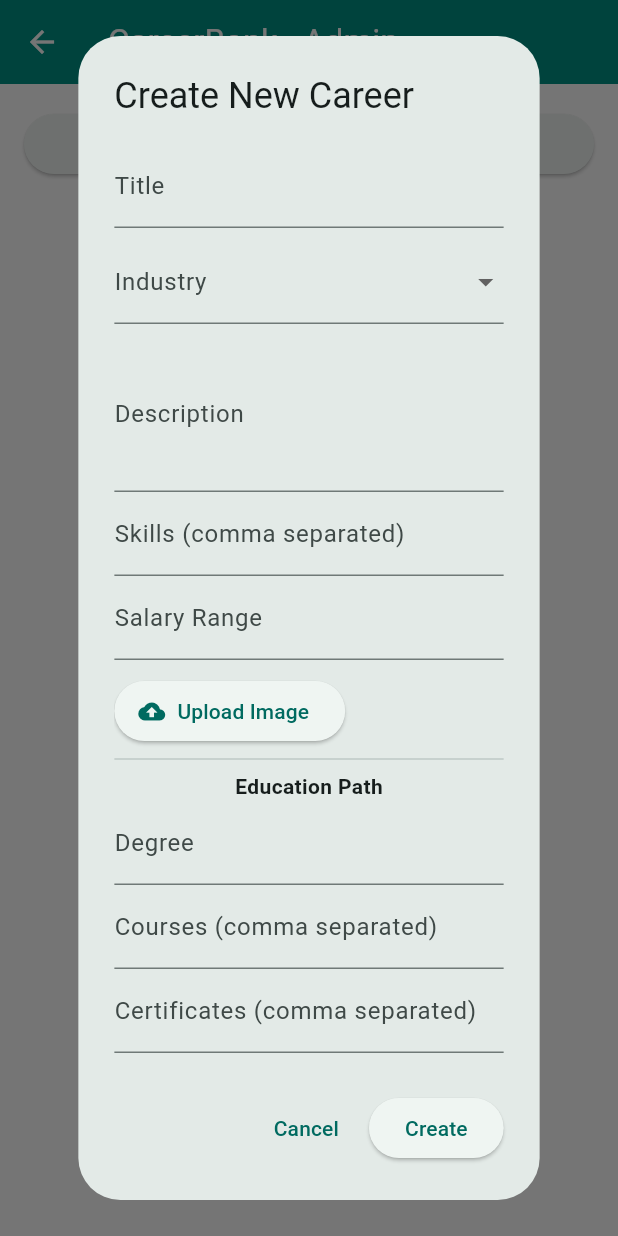
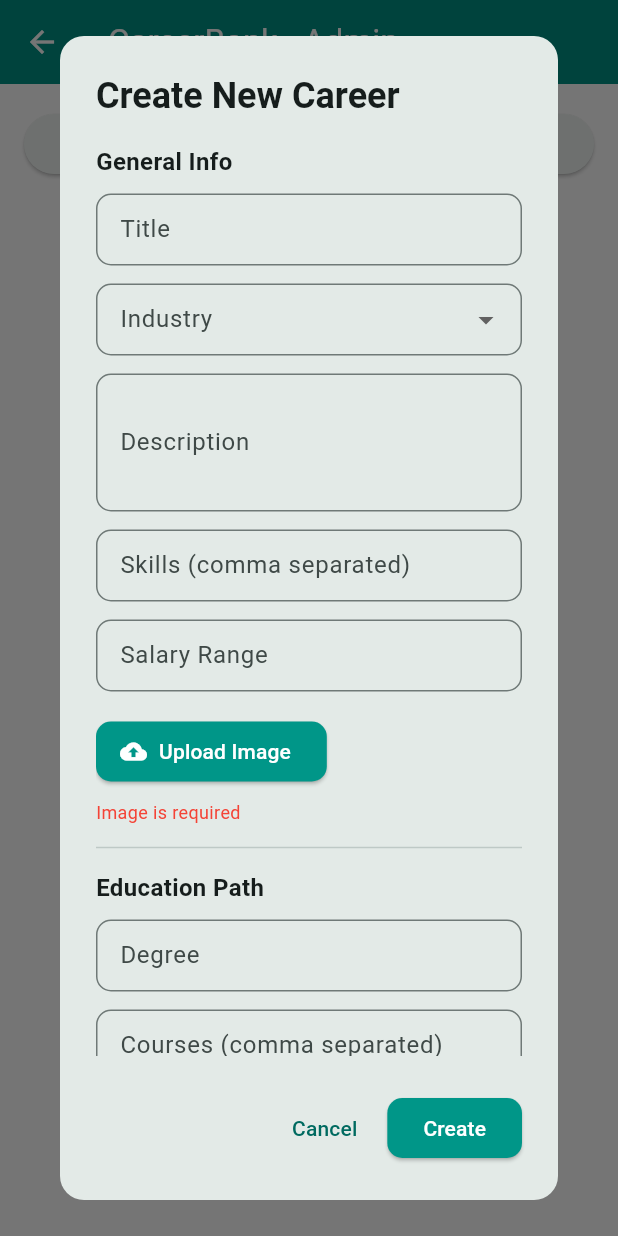
Before and after one commit to LuuBao5197/Runstoppable_AspireEdge, a Flutter app: the CareerBankAdminPage screen opened directly, after a tap on "Add Career", on a phone screen of 412 x 824 dp. Run offline on Flutter 3.47's test engine with Material 3 defaults, Android fonts, the phone set to English and light mode, and no system bars; our stand-ins replace cloud_firestore, cloud_functions, connectivity_plus, dio, file_picker, firebase_auth and 14 more; missing offline and left inert: cloudinary_public, syncfusion_flutter_pdfviewer; accounts and stored records are empty; network calls fail; key blocks and very long unbroken strings in the code were emptied for the run.

Commit message:
Merge branch 'master' of https://github.com/LuuBao5197/Runstoppable_AspireEdge into Quy

```diff
--- a/lib/models/career_models.dart
+++ b/lib/models/career_models.dart
@@ -74,10 +74,10 @@ class CareerBank {
   final String description;
   final List<String> skills;
   final String salaryRange;
-  final EducationPath? educationPath;
-  final String? imageUrl; // thêm ảnh
+  final String? imageUrl;
   final DateTime createdAt;
   final DateTime updatedAt;
+  final EducationPath? educationPath;
 
   CareerBank({
     required this.careerId,
@@ -86,54 +86,29 @@ class CareerBank {
     required this.description,
     required this.skills,
     required this.salaryRange,
-    this.educationPath,
     this.imageUrl,
     required this.createdAt,
     required this.updatedAt,
+    this.educationPath,
   });
 
   factory CareerBank.fromFirestore(DocumentSnapshot doc) {
     final data = doc.data() as Map<String, dynamic>;
-
-    EducationPath? educationPath;
-    if (data['educationPath'] != null) {
-      educationPath = EducationPath.fromMap(Map<String, dynamic>.from(data['educationPath']));
-    }
-
-    DateTime createdAt = DateTime.now();
-    if (data.containsKey('createdAt') && data['createdAt'] != null) {
-      createdAt = (data['createdAt'] as Timestamp).toDate();
-    }
-
-    DateTime updatedAt = DateTime.now();
-    if (data.containsKey('updatedAt') && data['updatedAt'] != null) {
-      updatedAt = (data['updatedAt'] as Timestamp).toDate();
-    }
 
     return CareerBank(
       careerId: doc.id,
       title: data['title'] ?? '',
       industry: data['industry'] ?? '',
       description: data['description'] ?? '',
-      skills: data['skills'] != null ? List<String>.from(data['skills']) : [],
+      skills: List<String>.from(data['skills'] ?? []),
       salaryRange: data['salaryRange'] ?? '',
-      educationPath: educationPath,
       imageUrl: data['imageUrl'],
-      createdAt: createdAt,
-      updatedAt: updatedAt,
+      createdAt: (data['createdAt'] as Timestamp?)?.toDate() ?? DateTime.now(),
+      updatedAt: (data['updatedAt'] as Timestamp?)?.toDate() ?? DateTime.now(),
+      educationPath: data['education_path'] != null
+          ? EducationPath.fromMap(data['education_path'])
+          : null,
     );
-  }
-
-  Map<String, dynamic> toMap() {
-    return {
-      'title': title,
-      'industry': industry,
-      'description': description,
-      'skills': skills,
-      'salaryRange': salaryRange,
-      'educationPath': educationPath?.toMap(),
-      'imageUrl': imageUrl,
-    };
   }
 }
 
@@ -176,6 +151,7 @@ class EducationPath {
     };
   }
 }
+
 // ==================== QUIZ MODEL ====================
 class Quiz {
   final String questionId;
--- a/lib/pages/CareerBankAdminPage.dart
+++ b/lib/pages/CareerBankAdminPage.dart
@@ -98,16 +98,35 @@ class CareerBankAdminPage extends StatelessWidget {
     );
   }
 
-  /// Dùng chung cho CREATE và UPDATE
+  InputDecoration _inputDecoration(String label) {
+    return InputDecoration(
+      labelText: label,
+      border: OutlineInputBorder(
+        borderRadius: BorderRadius.circular(10),
+      ),
+      focusedBorder: OutlineInputBorder(
+        borderRadius: BorderRadius.circular(10),
+        borderSide: const BorderSide(color: Colors.teal, width: 2),
+      ),
+      errorBorder: OutlineInputBorder(
+        borderRadius: BorderRadius.circular(10),
+        borderSide: const BorderSide(color: Colors.red, width: 2),
+      ),
+      contentPadding: const EdgeInsets.symmetric(horizontal: 12, vertical: 10),
+    );
+  }
+
   void _showCareerDialog(BuildContext context, {CareerBank? career, String? docId}) {
+    final formKey = GlobalKey<FormState>();
+
     final titleController = TextEditingController(text: career?.title ?? "");
     final descriptionController = TextEditingController(text: career?.description ?? "");
     final skillsController = TextEditingController(text: career?.skills.join(", ") ?? "");
     final salaryController = TextEditingController(text: career?.salaryRange ?? "");
 
     final degreeController = TextEditingController(text: career?.educationPath?.degree ?? "");
-    final coursesController = TextEditingController(text: career?.educationPath?.courses.join(", ") ?? "");
-    final certificatesController = TextEditingController(text: career?.educationPath?.certificates.join(", ") ?? "");
+    final coursesController = TextEditingController(text: career?.educationPath?.courses?.join(", ") ?? "");
+    final certificatesController = TextEditingController(text: career?.educationPath?.certificates?.join(", ") ?? "");
     final durationController = TextEditingController(text: career?.educationPath?.duration ?? "");
     final levelController = TextEditingController(text: career?.educationPath?.careerLevel ?? "");
     final costController = TextEditingController(text: career?.educationPath?.estimatedCost ?? "");
@@ -133,17 +152,29 @@ class CareerBankAdminPage extends StatelessWidget {
       builder: (context) => StatefulBuilder(
         builder: (context, setState) {
           return AlertDialog(
-            title: Text(career == null ? 'Create New Career' : 'Update Career'),
-            content: SingleChildScrollView(
+            shape: RoundedRectangleBorder(borderRadius: BorderRadius.circular(16)),
+            title: Text(
+              career == null ? 'Create New Career' : 'Update Career',
+              style: const TextStyle(fontWeight: FontWeight.bold),
+            ),
+            content: Form(
+              key: formKey,
+              child: SingleChildScrollView(
                 child: Column(
-                mainAxisSize: MainAxisSize.min,
+                  crossAxisAlignment: CrossAxisAlignment.start,
                   children: [
-                  TextField(controller: titleController, decoration: const InputDecoration(labelText: 'Title')),
-                  const SizedBox(height: 8),
-
+                    // General Info
+                    const Text("General Info", style: TextStyle(fontWeight: FontWeight.bold, fontSize: 16)),
+                    const SizedBox(height: 10),
+                    TextFormField(
+                      controller: titleController,
+                      decoration: _inputDecoration("Title"),
+                      validator: (v) => v == null || v.isEmpty ? "Title is required" : null,
+                    ),
+                    const SizedBox(height: 12),
                     DropdownButtonFormField<String>(
                       value: selectedIndustry,
-                    decoration: const InputDecoration(labelText: "Industry"),
+                      decoration: _inputDecoration("Industry"),
                       items: industries.map((industry) {
                         return DropdownMenuItem<String>(
                           value: industry,
@@ -155,46 +186,110 @@ class CareerBankAdminPage extends StatelessWidget {
                           selectedIndustry = value;
                         });
                       },
+                      validator: (value) => value == null || value.isEmpty ? 'Industry is required' : null,
                     ),
-                  const SizedBox(height: 8),
+                    const SizedBox(height: 12),
+                    TextFormField(
+                      controller: descriptionController,
+                      maxLines: 3,
+                      decoration: _inputDecoration("Description"),
+                      validator: (v) => v == null || v.isEmpty ? "Description is required" : null,
+                    ),
+                    const SizedBox(height: 12),
+                    TextFormField(
+                      controller: skillsController,
+                      decoration: _inputDecoration("Skills (comma separated)"),
+                      validator: (v) => v == null || v.isEmpty ? "Skills are required" : null,
+                    ),
+                    const SizedBox(height: 12),
+                    TextFormField(
+                      controller: salaryController,
+                      decoration: _inputDecoration("Salary Range"),
+                      validator: (v) => v == null || v.isEmpty ? "Salary is required" : null,
+                    ),
+                    const SizedBox(height: 16),
 
-                  TextField(controller: descriptionController, decoration: const InputDecoration(labelText: 'Description'), maxLines: 3),
-                  TextField(controller: skillsController, decoration: const InputDecoration(labelText: 'Skills (comma separated)')),
-                  TextField(controller: salaryController, decoration: const InputDecoration(labelText: 'Salary Range')),
-
-                  const SizedBox(height: 10),
+                    // Upload Image
                     Row(
                       children: [
                         ElevatedButton.icon(
+                          style: ElevatedButton.styleFrom(
+                            backgroundColor: Colors.teal,
+                            foregroundColor: Colors.white,
+                            shape: RoundedRectangleBorder(borderRadius: BorderRadius.circular(10)),
+                          ),
                           icon: const Icon(Icons.cloud_upload),
                           label: const Text("Upload Image"),
                           onPressed: () async {
                             final img = await picker.pickImage(source: ImageSource.gallery);
                             if (img == null) return;
-
                             final res = await cloudinary.uploadFile(
                               CloudinaryFile.fromFile(img.path),
                             );
-
                             uploadedImageUrl = res.secureUrl;
                             setState(() {});
                           },
                         ),
-                      const SizedBox(width: 10),
-                      if (uploadedImageUrl != null)
-                        const Icon(Icons.check_circle, color: Colors.green),
+                        const SizedBox(width: 12),
+                        if (uploadedImageUrl != null && uploadedImageUrl!.isNotEmpty)
+                          ClipRRect(
+                            borderRadius: BorderRadius.circular(8),
+                            child: Image.network(
+                              uploadedImageUrl!,
+                              width: 50,
+                              height: 50,
+                              fit: BoxFit.cover,
+                            ),
+                          ),
                       ],
                     ),
+                    if (uploadedImageUrl == null || uploadedImageUrl!.isEmpty)
+                      const Padding(
+                        padding: EdgeInsets.only(top: 8),
+                        child: Text("Image is required", style: TextStyle(color: Colors.red, fontSize: 12)),
+                      ),
+                    const Divider(height: 30),
 
-                  const Divider(),
-                  const Text("Education Path", style: TextStyle(fontWeight: FontWeight.bold)),
-                  TextField(controller: degreeController, decoration: const InputDecoration(labelText: 'Degree')),
-                  TextField(controller: coursesController, decoration: const InputDecoration(labelText: 'Courses (comma separated)')),
-                  TextField(controller: certificatesController, decoration: const InputDecoration(labelText: 'Certificates (comma separated)')),
-                  TextField(controller: durationController, decoration: const InputDecoration(labelText: 'Duration')),
-                  TextField(controller: levelController, decoration: const InputDecoration(labelText: 'Career Level')),
-                  TextField(controller: costController, decoration: const InputDecoration(labelText: 'Estimated Cost')),
+                    // Education Path
+                    const Text("Education Path", style: TextStyle(fontWeight: FontWeight.bold, fontSize: 16)),
+                    const SizedBox(height: 10),
+                    TextFormField(
+                      controller: degreeController,
+                      decoration: _inputDecoration("Degree"),
+                      validator: (v) => v == null || v.isEmpty ? "Degree is required" : null,
+                    ),
+                    const SizedBox(height: 12),
+                    TextFormField(
+                      controller: coursesController,
+                      decoration: _inputDecoration("Courses (comma separated)"),
+                      validator: (v) => v == null || v.isEmpty ? "Courses are required" : null,
+                    ),
+                    const SizedBox(height: 12),
+                    TextFormField(
+                      controller: certificatesController,
+                      decoration: _inputDecoration("Certificates (comma separated)"),
+                      validator: (v) => v == null || v.isEmpty ? "Certificates are required" : null,
+                    ),
+                    const SizedBox(height: 12),
+                    TextFormField(
+                      controller: durationController,
+                      decoration: _inputDecoration("Duration"),
+                      validator: (v) => v == null || v.isEmpty ? "Duration is required" : null,
+                    ),
+                    const SizedBox(height: 12),
+                    TextFormField(
+                      controller: levelController,
+                      decoration: _inputDecoration("Career Level"),
+                      validator: (v) => v == null || v.isEmpty ? "Career Level is required" : null,
+                    ),
+                    const SizedBox(height: 12),
+                    TextFormField(
+                      controller: costController,
+                      decoration: _inputDecoration("Estimated Cost"),
+                      validator: (v) => v == null || v.isEmpty ? "Estimated Cost is required" : null,
+                    ),
                   ],
+                ),
               ),
             ),
             actions: [
@@ -203,7 +298,20 @@ class CareerBankAdminPage extends StatelessWidget {
                 child: const Text('Cancel'),
               ),
               ElevatedButton(
+                style: ElevatedButton.styleFrom(
+                  backgroundColor: Colors.teal,
+                  foregroundColor: Colors.white,
+                  shape: RoundedRectangleBorder(borderRadius: BorderRadius.circular(10)),
+                ),
                 onPressed: () async {
+                  if (!formKey.currentState!.validate()) return;
+                  if (uploadedImageUrl == null || uploadedImageUrl!.isEmpty) {
+                    ScaffoldMessenger.of(context).showSnackBar(
+                      const SnackBar(content: Text('Please upload an image')),
+                    );
+                    return;
+                  }
+
                   try {
                     final newCareer = CareerBank(
                       careerId: docId ?? "",
@@ -213,7 +321,7 @@ class CareerBankAdminPage extends StatelessWidget {
                       skills: skillsController.text.split(',').map((s) => s.trim()).toList(),
                       salaryRange: salaryController.text,
                       imageUrl: uploadedImageUrl ?? "",
-                      createdAt: career?.createdAt ?? DateTime.now(), // giữ createdAt cũ nếu update
+                      createdAt: career?.createdAt ?? DateTime.now(),
                       updatedAt: DateTime.now(),
                       educationPath: EducationPath(
                         degree: degreeController.text,
```
Lines whose indentation alone changed are shown as unchanged.
